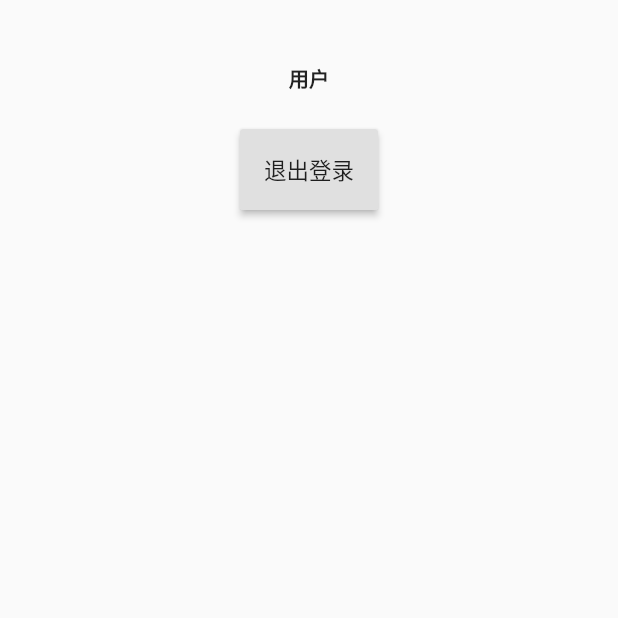
After one commit to h1542462994/flutter-class, a Flutter app: the UserPage screen opened directly, on a phone screen of 412 x 824 dp, the top half of it. The commit adds this screen. Run offline on Flutter 3.47's test engine with Material 2 defaults, Android fonts, the phone set to English and light mode, and no system bars; our stand-ins replace dio, shared_preferences, sqflite; accounts and stored records are empty; generated files the repository leaves out were written again.

Commit message:
添加用户界面

```diff
--- a/schedule/lib/l18n/gmLocalizations.dart
+++ b/schedule/lib/l18n/gmLocalizations.dart
@@ -71,6 +71,7 @@ class GmLocalizations{
   String get off => _resources.get("off", index);
   String get userStateOk => _resources.get("userStateOk", index);
   String get userStateFail => _resources.get("userStateFail", index);
+  String get exitLogin => _resources.get("exitLogin", index);
 }
 
 /// globalization delegate class
--- a/schedule/lib/l18n/gmResources.dart
+++ b/schedule/lib/l18n/gmResources.dart
@@ -32,7 +32,8 @@ class GmResources {
     "on": ["开启", "On"],
     "off": ["关闭", "Off"],
     "userStateOk": ["正常", "Normal"],
-    "userStateFail": ["自动登录异常", "Auto login Failed"]
+    "userStateFail": ["自动登录异常", "Auto login Failed"],
+    "exitLogin": ["退出登录", "Exit Login"]
   };
   Map<int, List<String>> weekResources = {
     0: ["周一", "Mon.", "月曜日"],
--- a/schedule/lib/notifier/userModel.dart
+++ b/schedule/lib/notifier/userModel.dart
@@ -65,6 +65,11 @@ class UserModel extends BaseChangeNotifier {
     }
   }
 
+  void exitLogin() {
+    userState = false;
+    user = null;
+  }
+
   void notify() {
     notifyListeners();
   }
--- /dev/null
+++ b/schedule/lib/routes/userPage.dart
@@ -0,0 +1,36 @@
+import 'package:flutter/material.dart';
+import 'package:flutter/widgets.dart';
+import 'package:provider/provider.dart';
+import 'package:schedule/l18n/gmLocalizations.dart';
+import 'package:schedule/notifier/index.dart';
+import 'package:schedule/widgets/index.dart';
+
+class UserPage extends StatefulWidget {
+  @override
+  _UserPageState createState() => _UserPageState();
+}
+
+class _UserPageState extends State<UserPage> {
+  @override
+  Widget build(BuildContext context) {
+    GmLocalizations gm = GmLocalizations.of(context);
+    UserModel userModel = Provider.of<UserModel>(context);
+    return Scaffold(
+      body: Container(
+        child: Column(
+          children: [
+            TitleBar(gm.user),
+            RaisedButton(
+              padding: EdgeInsets.all(16),
+              child: Text(gm.exitLogin),
+              onPressed: () {
+                userModel.exitLogin();
+                Navigator.pop(context);
+              },
+            )
+          ],
+        ),
+      ),
+    );
+  }
+}
--- a/schedule/lib/widgets/userComponent.dart
+++ b/schedule/lib/widgets/userComponent.dart
@@ -4,6 +4,7 @@ import 'package:provider/provider.dart';
 import 'package:schedule/l18n/gmLocalizations.dart';
 import 'package:schedule/notifier/index.dart';
 import 'package:schedule/routes/loginPage.dart';
+import 'package:schedule/routes/userPage.dart';
 import 'package:schedule/widgets/index.dart';
 import 'card/userCard.dart';
 import 'package:schedule/widgets/sectionTitle.dart';
@@ -29,7 +30,9 @@ class _UserComponentState extends State<UserComponent> {
       }));
     } else {
       children.add(SimpleCard.simple(icon: Icons.person, content: userModel.user.user.name, detail: userModel.userState ? gm.userStateOk : gm.userStateFail , onTap: () {
-
+        Navigator.push(context, MaterialPageRoute(builder: (context) {
+          return UserPage();
+        }));
       }));
     }
     children.add(SectionTitle(gm.userSettings));
```
